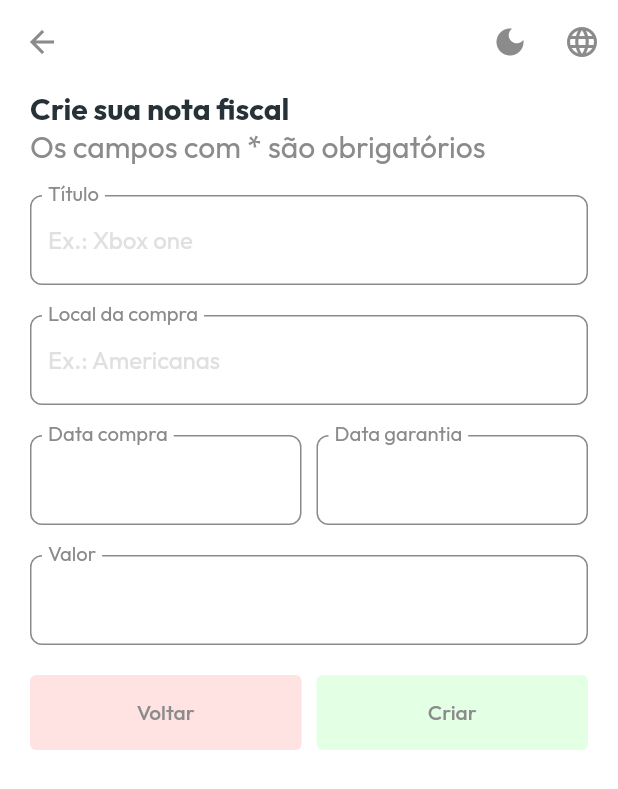
After one commit to rennerborges/desenvolvimento_sistemas_moveis_tsi, a Flutter app: the InvoiceScreen screen opened directly, on a phone screen of 412 x 824 dp. The commit adds this screen. Shown: the top 789 px of the screen. Run offline on Flutter 3.47's test engine with Material 2 defaults, Android fonts, the phone set to English and light mode, and no system bars; our stand-ins replace google_fonts, image_picker, jwt_decoder, shared_preferences, sqflite; missing offline and left inert: dart:ffi; accounts and stored records are empty.

Commit message:
feat:  inicio da page de create/edit invoice

```diff
--- a/invoice_up/lib/components/button.dart
+++ b/invoice_up/lib/components/button.dart
@@ -7,6 +7,7 @@ import '../utils/colors.dart';
 class ButtonInvoiceUp extends StatefulWidget {
   late Widget child;
   Color? backgroundColor;
+  Color? color;
   EdgeInsets? margin;
 
   void Function(BuildContext context)? onPressed;
@@ -15,6 +16,7 @@ class ButtonInvoiceUp extends StatefulWidget {
     required this.child,
     required this.onPressed,
     this.backgroundColor,
+    this.color,
     this.margin,
     super.key,
   });
--- a/invoice_up/lib/components/input.dart
+++ b/invoice_up/lib/components/input.dart
@@ -16,6 +16,7 @@ class InputInvoiceUp extends StatefulWidget {
   IconData? prefixIcon;
   IconData? suffixIcon;
   String? hintText;
+  bool readOnly = false;
 
   InputInvoiceUp({
     required this.controller,
@@ -29,6 +30,7 @@ class InputInvoiceUp extends StatefulWidget {
     this.hintText,
     this.prefixIcon,
     this.suffixIcon,
+    this.readOnly = false,
     super.key,
   });
 
@@ -70,6 +72,7 @@ class _InputInvoiceUpState extends State<InputInvoiceUp> {
     return Container(
       margin: widget.margin ?? const EdgeInsets.all(0),
       child: TextFormField(
+        readOnly: widget.readOnly,
         style: TextStyle(color: colors.grayTextBold),
         textCapitalization: widget.isPassword
             ? TextCapitalization.none
--- /dev/null
+++ b/invoice_up/lib/screens/invoice/components/form.dart
@@ -0,0 +1,198 @@
+import 'package:flutter/material.dart';
+import 'package:intl/intl.dart';
+import 'package:invoice_up/components/button.dart';
+import 'package:invoice_up/components/input.dart';
+import 'package:invoice_up/generated/l10n.dart';
+import 'package:invoice_up/providers/app-settings.providers.dart';
+import 'package:invoice_up/utils/colors.dart';
+import 'package:provider/provider.dart';
+
+class FormInvoiceScreen extends StatefulWidget {
+  const FormInvoiceScreen({super.key});
+
+  @override
+  State<FormInvoiceScreen> createState() => _FormInvoiceScreenState();
+}
+
+class _FormInvoiceScreenState extends State<FormInvoiceScreen> {
+  final GlobalKey<FormState> _formKey = GlobalKey<FormState>();
+
+  final TextEditingController _titleController = TextEditingController();
+  final TextEditingController _localeController = TextEditingController();
+  final TextEditingController _dateController = TextEditingController();
+  final TextEditingController _warrancyController = TextEditingController();
+  final TextEditingController _priceController = TextEditingController();
+  DateTime dateInvoice = DateTime.now();
+
+  Future<void> _selectDate(BuildContext context) async {
+    final DateTime? picked = await showDatePicker(
+      context: context,
+      initialDate: dateInvoice,
+      firstDate: DateTime(2000, 1),
+      lastDate: DateTime.now().add(const Duration(
+        hours: 1,
+      )),
+    );
+    if (picked != null && picked != dateInvoice) {
+      setState(() {
+        dateInvoice = picked;
+        _dateController.value =
+            TextEditingValue(text: DateFormat.yMd().format(picked));
+      });
+    }
+  }
+
+  Future<void> _selectWarrancy(BuildContext context) async {
+    final DateTime? picked = await showDatePicker(
+      context: context,
+      initialDate: dateInvoice,
+      firstDate: dateInvoice,
+      lastDate: DateTime(2100),
+    );
+    if (picked != null && picked != dateInvoice) {
+      setState(() {
+        _warrancyController.value =
+            TextEditingValue(text: DateFormat.yMd().format(picked));
+      });
+    }
+  }
+
+  @override
+  Widget build(BuildContext context) {
+    ColorsInvoiceUp colors = ColorsInvoiceUp(
+      context.watch<AppSettings>().darkTheme,
+    );
+
+    return SingleChildScrollView(
+      child: Form(
+        key: _formKey,
+        child: Column(
+          children: [
+            InputInvoiceUp(
+              controller: _titleController,
+              labelText: 'Título',
+              margin: const EdgeInsets.only(top: 20),
+              hintText: 'Xbox one',
+              validator: (value) {
+                if (value!.isEmpty) {
+                  return S.of(context).requiredField;
+                }
+              },
+            ),
+            InputInvoiceUp(
+              controller: _localeController,
+              labelText: 'Local da compra',
+              hintText: 'Americanas',
+              margin: const EdgeInsets.only(top: 20),
+              validator: (value) {
+                if (value!.isEmpty) {
+                  return S.of(context).requiredField;
+                }
+              },
+            ),
+            Row(
+              children: [
+                Expanded(
+                  child: GestureDetector(
+                    onTap: () {
+                      _selectDate(context);
+                    },
+                    child: AbsorbPointer(
+                      child: Container(
+                        margin: const EdgeInsets.only(right: 5),
+                        child: InputInvoiceUp(
+                          readOnly: true,
+                          controller: _dateController,
+                          labelText: 'Data compra',
+                          type: TextInputType.datetime,
+                          margin: const EdgeInsets.only(top: 20),
+                          validator: (value) {
+                            if (value!.isEmpty) {
+                              return S.of(context).requiredField;
+                            }
+                          },
+                        ),
+                      ),
+                    ),
+                  ),
+                ),
+                Expanded(
+                  child: GestureDetector(
+                    onTap: () {
+                      _selectWarrancy(context);
+                    },
+                    child: AbsorbPointer(
+                      child: Container(
+                        margin: const EdgeInsets.only(left: 5),
+                        child: InputInvoiceUp(
+                          controller: _warrancyController,
+                          labelText: 'Data garantia',
+                          type: TextInputType.datetime,
+                          margin: const EdgeInsets.only(top: 20),
+                          validator: (value) {
+                            if (value!.isEmpty) {
+                              return S.of(context).requiredField;
+                            }
+                          },
+                        ),
+                      ),
+                    ),
+                  ),
+                ),
+              ],
+            ),
+            InputInvoiceUp(
+              controller: _priceController,
+              labelText: 'Valor',
+              margin: const EdgeInsets.only(top: 20),
+              validator: (value) {
+                if (value!.isEmpty) {
+                  return S.of(context).requiredField;
+                }
+              },
+            ),
+            Container(
+              margin: const EdgeInsets.only(top: 20),
+              child: Row(
+                children: [
+                  Expanded(
+                    child: ButtonInvoiceUp(
+                      margin: const EdgeInsets.only(right: 5),
+                      backgroundColor: colors.red100,
+                      onPressed: (context) {
+                        FocusScope.of(context).unfocus();
+                        if (_formKey.currentState!.validate()) {
+                          print('Voltar');
+                        }
+                      },
+                      child: Text(
+                        'Voltar',
+                        style: TextStyle(color: colors.grayText),
+                      ),
+                    ),
+                  ),
+                  Expanded(
+                    child: ButtonInvoiceUp(
+                      margin: const EdgeInsets.only(left: 5),
+                      backgroundColor: colors.green100,
+                      child: Text(
+                        'Criar',
+                        style: TextStyle(color: colors.grayText),
+                      ),
+                      onPressed: (context) {
+                        FocusScope.of(context).unfocus();
+                        if (_formKey.currentState!.validate()) {
+                          print('Logar');
+                        }
+                      },
+                    ),
+                  ),
+                ],
+              ),
+            ),
+          ],
+        ),
+      ),
+    );
+  }
+}
--- /dev/null
+++ b/invoice_up/lib/screens/invoice/invoice-screen.dart
@@ -0,0 +1,41 @@
+import 'package:flutter/material.dart';
+import 'package:invoice_up/components/appBar.dart';
+import 'package:invoice_up/components/text.dart';
+import 'package:invoice_up/providers/app-settings.providers.dart';
+import 'package:invoice_up/screens/invoice/components/form.dart';
+import 'package:invoice_up/utils/colors.dart';
+import 'package:provider/provider.dart';
+
+class InvoiceScreen extends StatefulWidget {
+  const InvoiceScreen({super.key});
+
+  @override
+  State<InvoiceScreen> createState() => _InvoiceScreenState();
+}
+
+class _InvoiceScreenState extends State<InvoiceScreen> {
+  @override
+  Widget build(BuildContext context) {
+    ColorsInvoiceUp colors = ColorsInvoiceUp(
+      context.watch<AppSettings>().darkTheme,
+    );
+
+    return Scaffold(
+      appBar: AppBarInvoiceUp(),
+      backgroundColor: colors.white,
+      body: SingleChildScrollView(
+        child: Container(
+          margin: EdgeInsets.symmetric(horizontal: 20),
+          child: Column(
+            crossAxisAlignment: CrossAxisAlignment.start,
+            children: [
+              TextInvoiceUp('', textBold: 'Crie sua nota fiscal'),
+              TextInvoiceUp('Os campos com * são obrigatórios'),
+              FormInvoiceScreen(),
+            ],
+          ),
+        ),
+      ),
+    );
+  }
+}
--- a/invoice_up/lib/screens/login/login.screen.dart
+++ b/invoice_up/lib/screens/login/login.screen.dart
@@ -162,7 +162,8 @@ class _LoginScreenState extends State<LoginScreen> {
                         },
                       ),
                     ],
-                    )),
+                  ),
+                ),
               )
             ],
           ),
```
Also changed, not shown: invoice_up/lib/screens/home/components/container-button.dart (+10 -0 lines). Lines whose indentation alone changed are shown as unchanged.
